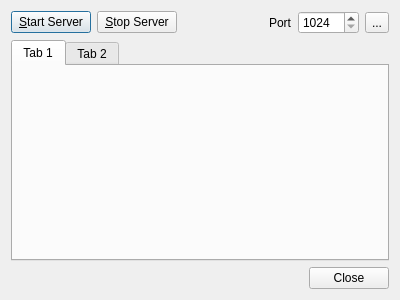
This is tools/profiler/dialog.ui in Robert42/gl-research-toolkit as Qt 5 draws it before an edit. The edited form follows.
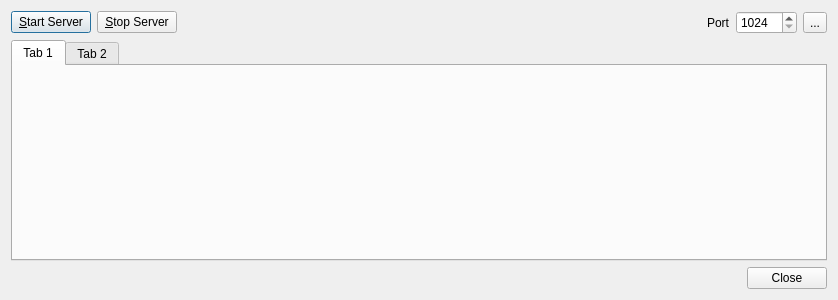
This is the edited form. Icons and pictures are not drawn.

Commit message: made the profiler window wider

Patch:
```diff
--- a/tools/profiler/dialog.ui
+++ b/tools/profiler/dialog.ui
@@ -6,7 +6,7 @@
    <rect>
     <x>0</x>
     <y>0</y>
-    <width>400</width>
+    <width>838</width>
     <height>300</height>
    </rect>
   </property>
```
Left out of the diff: 3 changed lines with no effect on the pictures.
